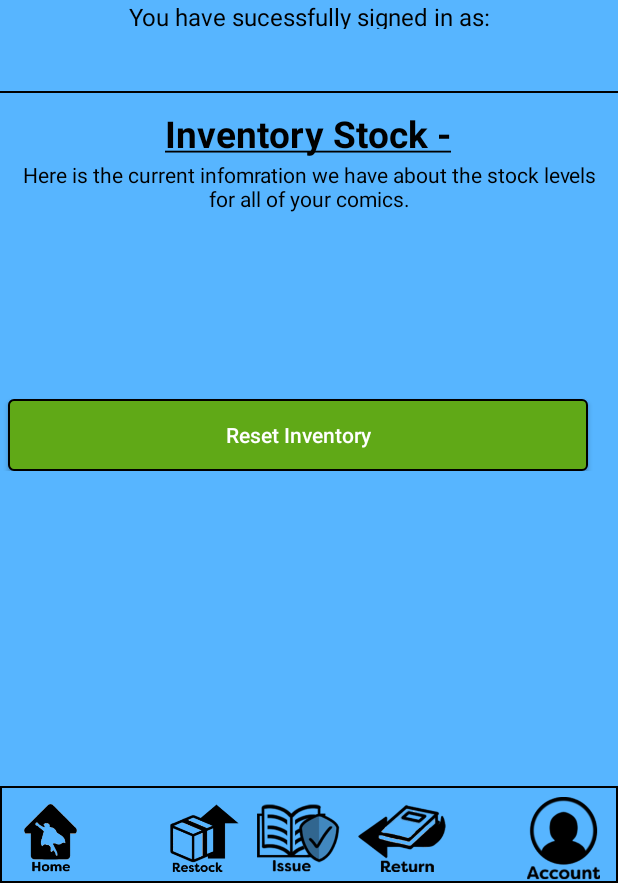
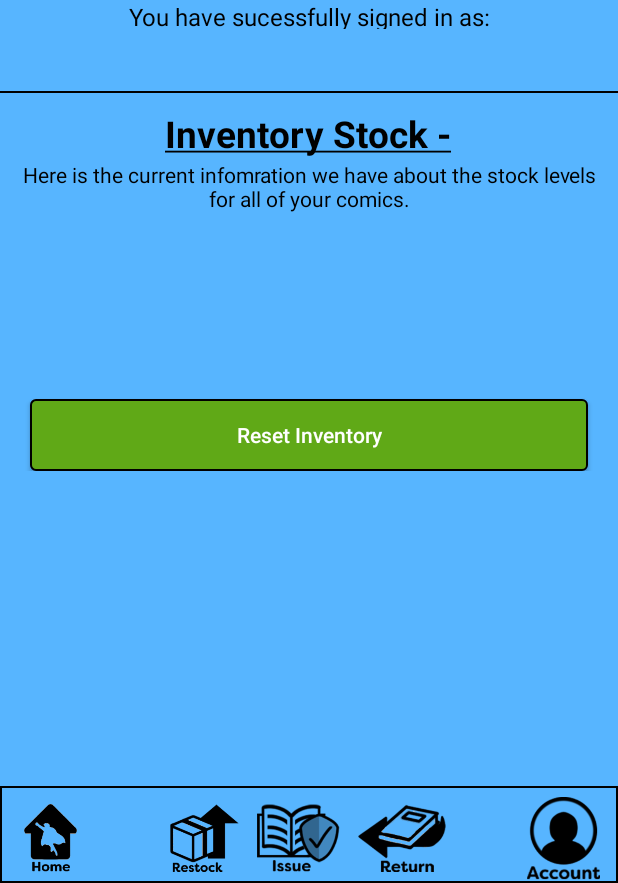
Before and after one commit to JoshuaPaterson15/zoyinc_powered_comics_github, an Android app: the layout activity_login_successful.xml on its own in the app's theme, with its tools: preview values and no code run, on a phone screen of 412 x 824 dp, the part 353-1236 px from its top. Run offline under Robolectric (Android 15) with nearby library versions, the phone set to English and light mode, and no system bars.

Commit message:
Updated: Changed positioning of the Reset Inventory button on the activity_login_successful.xml.

```diff
--- a/app/src/main/java/nz/co/zoyinc/zoyincpoweredcomics/ReturnInventoryActivity.kt
+++ b/app/src/main/java/nz/co/zoyinc/zoyincpoweredcomics/ReturnInventoryActivity.kt
@@ -171,7 +171,7 @@ class ReturnInventoryActivity : AppCompatActivity() {
         }
 
         //Once the button named "returninventory_activity_view_account_page_btnv" is pressed, the user is sent to the AccountDetailsActivity.//
-        returninventory_activity_view_account_page_btnv.setOnClickListener {
+        returninventory_activity_view_account_page_btn.setOnClickListener {
             val i = Intent(this@ReturnInventoryActivity, AccountDetailsActivity::class.java)
             startActivity(i)
             finish()
--- a/app/src/main/res/layout/activity_login_successful.xml
+++ b/app/src/main/res/layout/activity_login_successful.xml
@@ -190,7 +190,7 @@
                 android:id="@+id/loginsuccessful_activity_reset_inventory_btn"
                 android:layout_width="match_parent"
                 android:layout_height="wrap_content"
-                android:layout_marginLeft="5dp"
+                android:layout_marginLeft="20dp"
                 android:layout_marginTop="10dp"
                 android:layout_marginRight="20dp"
                 android:layout_weight="1"
```
